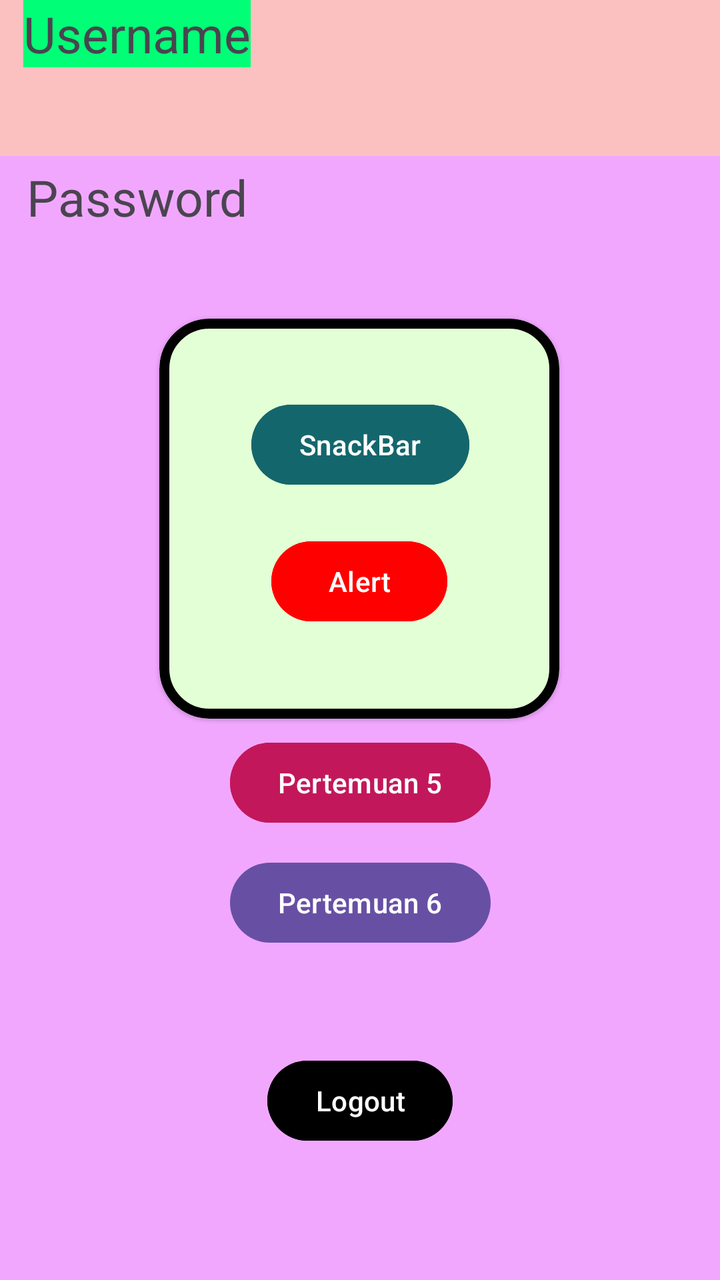
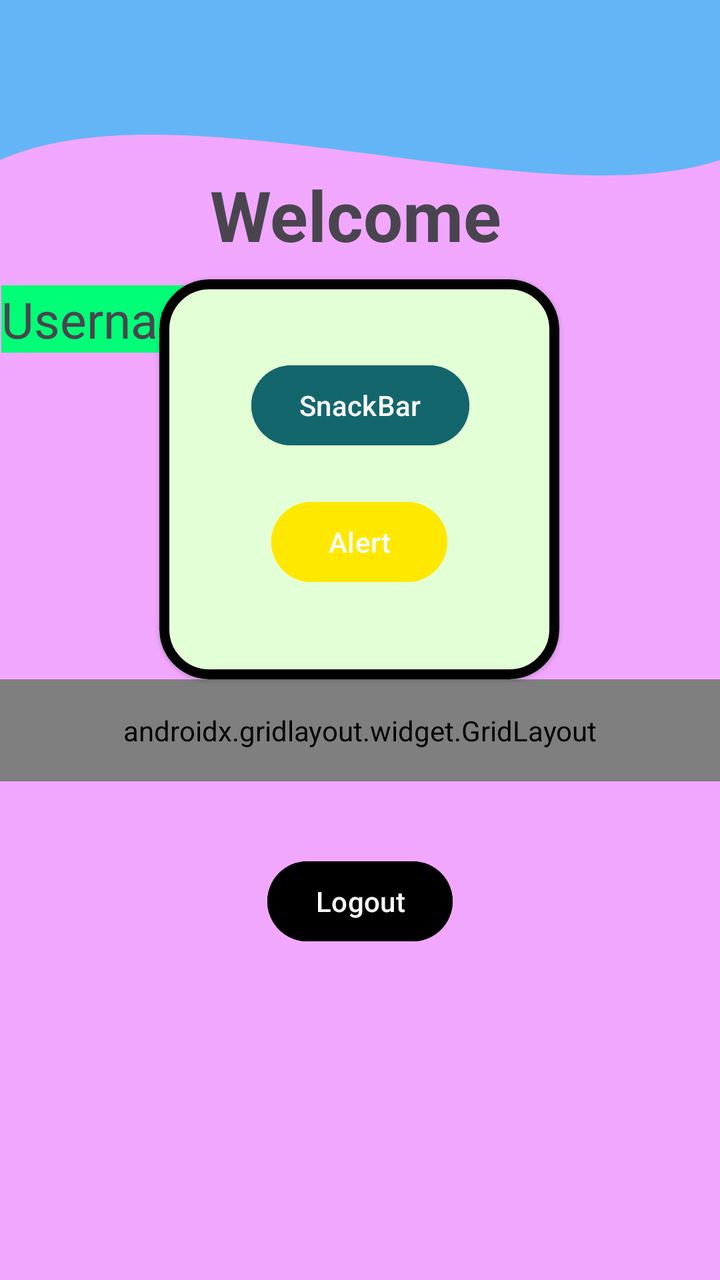

Two renders of the same Android screen: before a commit and after it. Below are the layout's source before the change and the commit's diff.
<!-- AndroidManifest.xml: application theme Theme.Project_Pramana -->
<!-- res/layout/fragment_home.xml -->
<?xml version="1.0" encoding="utf-8"?>
<androidx.constraintlayout.widget.ConstraintLayout xmlns:android="http://schemas.android.com/apk/res/android"
    xmlns:tools="http://schemas.android.com/tools"
    android:layout_width="match_parent"
    android:layout_height="match_parent"
    android:background="#F2A7FF"
    xmlns:app="http://schemas.android.com/apk/res-auto"
    tools:context=".Home.HomeFragment">

    <androidx.appcompat.widget.Toolbar
        android:id="@+id/toolbar"
        android:layout_width="409dp"
        android:layout_height="78dp"
        android:background="#FBC1C1" />

    <TextView
        android:id="@+id/txtUsername"
        android:layout_width="wrap_content"
        android:layout_height="wrap_content"
        android:layout_marginTop="36dp"
        android:background="#00FF77"
        android:text="Username"
        android:textSize="25sp"
        app:layout_constraintEnd_toEndOf="parent"
        app:layout_constraintHorizontal_bias="0.047"
        app:layout_constraintStart_toStartOf="parent"
        app:layout_constraintTop_toBottomOf="@+id/textView2" />

    <TextView
        android:id="@+id/txtPassword"
        android:layout_width="wrap_content"
        android:layout_height="wrap_content"
        android:layout_marginTop="48dp"
        android:text="Password"
        android:textSize="25sp"
        app:layout_constraintBottom_toBottomOf="parent"
        app:layout_constraintEnd_toEndOf="parent"
        app:layout_constraintHorizontal_bias="0.053"
        app:layout_constraintStart_toStartOf="parent"
        app:layout_constraintTop_toBottomOf="@+id/txtUsername"
        app:layout_constraintVertical_bias="0.0" />

    <com.google.android.material.card.MaterialCardView
        android:id="@+id/materialCardView"
        android:layout_width="200dp"
        android:layout_height="200dp"
        android:layout_marginTop="44dp"
        app:cardBackgroundColor="#E3FFD5"
        app:cardCornerRadius="25dp"
        app:cardElevation="1dp"
        app:layout_constraintBottom_toBottomOf="parent"
        app:layout_constraintEnd_toEndOf="parent"
        app:layout_constraintHorizontal_bias="0.497"
        app:layout_constraintStart_toStartOf="parent"
        app:layout_constraintTop_toBottomOf="@+id/txtPassword"
        app:layout_constraintVertical_bias="0.0"
        app:strokeColor="#000000"
        app:strokeWidth="5dp">

        <androidx.constraintlayout.widget.ConstraintLayout
            android:layout_width="match_parent"
            android:layout_height="match_parent"
            android:layout_margin="15dp">

            <Button
                android:id="@+id/btnSnackbar"
                android:layout_width="wrap_content"
                android:layout_height="wrap_content"
                android:layout_marginTop="24dp"
                android:backgroundTint="#14666D"
                android:text="SnackBar"
                app:layout_constraintEnd_toEndOf="parent"
                app:layout_constraintHorizontal_bias="0.508"
                app:layout_constraintStart_toStartOf="parent"
                app:layout_constraintTop_toTopOf="parent" />

            <Button
                android:id="@+id/btnAlert"
                android:layout_width="wrap_content"
                android:layout_height="wrap_content"
                android:backgroundTint="@color/yellow"
                android:text="Alert"
                app:layout_constraintBottom_toBottomOf="parent"
                app:layout_constraintEnd_toEndOf="parent"
                app:layout_constraintStart_toStartOf="parent"
                app:layout_constraintTop_toBottomOf="@+id/btnSnackbar"
                app:layout_constraintVertical_bias="0.407" />

        </androidx.constraintlayout.widget.ConstraintLayout>


    </com.google.android.material.card.MaterialCardView>

    <Button
        android:id="@+id/btnToLima"
        android:layout_width="wrap_content"
        android:layout_height="wrap_content"
        android:layout_marginTop="8dp"
        android:backgroundTint="#C2185B"
        android:text="Pertemuan 5"
        app:layout_constraintEnd_toEndOf="parent"
        app:layout_constraintStart_toStartOf="parent"
        app:layout_constraintTop_toBottomOf="@+id/materialCardView" />

    <Button
        android:id="@+id/btnLogout"
        android:layout_width="wrap_content"
        android:layout_height="wrap_content"
        android:layout_marginBottom="52dp"
        android:backgroundTint="@color/black"
        android:text="Logout"
        app:layout_constraintBottom_toBottomOf="parent"
        app:layout_constraintEnd_toEndOf="parent"
        app:layout_constraintStart_toStartOf="parent"
        app:layout_constraintTop_toBottomOf="@+id/btnP6"
        app:layout_constraintVertical_bias="0.788" />

    <Button
        android:id="@+id/btnP6"
        android:layout_width="wrap_content"
        android:layout_height="wrap_content"
        android:layout_marginTop="12dp"
        android:text="Pertemuan 6"
        app:layout_constraintEnd_toEndOf="parent"
        app:layout_constraintStart_toStartOf="parent"
        app:layout_constraintTop_toBottomOf="@+id/btnToLima" />

</androidx.constraintlayout.widget.ConstraintLayout>
<!-- resources referenced by this layout -->
<resources>
  <color name="black">#FF000000</color>
  <color name="yellow">#FFFF0000</color>
  <style name="Theme.Project_Pramana" parent="Base.Theme.Project_Pramana" />
  <style name="Base.Theme.Project_Pramana" parent="Theme.Material3.DayNight.NoActionBar">
          
          
      </style>
</resources>

<!-- the commit's change to res/layout/fragment_home.xml (unified diff, before → after) -->
@@ -7,44 +7,66 @@
     xmlns:app="http://schemas.android.com/apk/res-auto"
     tools:context=".Home.HomeFragment">
 
+    <View
+        android:id="@+id/background_header"
+        android:layout_width="0dp"
+        android:layout_height="200dp"
+        android:background="@drawable/bg_header_wave"
+        app:layout_constraintStart_toStartOf="parent"
+        app:layout_constraintEnd_toEndOf="parent"
+        app:layout_constraintTop_toTopOf="parent" />
+
     <androidx.appcompat.widget.Toolbar
         android:id="@+id/toolbar"
         android:layout_width="409dp"
         android:layout_height="78dp"
-        android:background="#FBC1C1" />
+        android:background="@android:color/transparent" />
+
+    <TextView
+        android:id="@+id/tvWelcome"
+        android:layout_width="wrap_content"
+        android:layout_height="wrap_content"
+        android:layout_marginTop="84dp"
+        android:text="Welcome"
+        android:textStyle="bold"
+        android:textSize="35sp"
+        app:layout_constraintTop_toBottomOf="@+id/background_header"
+        app:layout_constraintEnd_toEndOf="parent"
+        app:layout_constraintHorizontal_bias="0.491"
+        app:layout_constraintStart_toStartOf="parent"
+        app:layout_constraintTop_toTopOf="parent" />
 
     <TextView
         android:id="@+id/txtUsername"
         android:layout_width="wrap_content"
         android:layout_height="wrap_content"
-        android:layout_marginTop="36dp"
+        android:layout_marginTop="12dp"
         android:background="#00FF77"
         android:text="Username"
         android:textSize="25sp"
         app:layout_constraintEnd_toEndOf="parent"
-        app:layout_constraintHorizontal_bias="0.047"
+        app:layout_constraintHorizontal_bias="0.003"
         app:layout_constraintStart_toStartOf="parent"
-        app:layout_constraintTop_toBottomOf="@+id/textView2" />
+        app:layout_constraintTop_toBottomOf="@+id/tvWelcome" />
 
     <TextView
         android:id="@+id/txtPassword"
-        android:layout_width="wrap_content"
-        android:layout_height="wrap_content"
-        android:layout_marginTop="48dp"
+        android:layout_width="115dp"
+        android:layout_height="38dp"
+        android:layout_marginBottom="500dp"
         android:text="Password"
         android:textSize="25sp"
         app:layout_constraintBottom_toBottomOf="parent"
         app:layout_constraintEnd_toEndOf="parent"
-        app:layout_constraintHorizontal_bias="0.053"
+        app:layout_constraintHorizontal_bias="0.0"
         app:layout_constraintStart_toStartOf="parent"
-        app:layout_constraintTop_toBottomOf="@+id/txtUsername"
-        app:layout_constraintVertical_bias="0.0" />
+        app:layout_constraintTop_toBottomOf="@+id/txtUsername" />
 
     <com.google.android.material.card.MaterialCardView
         android:id="@+id/materialCardView"
         android:layout_width="200dp"
         android:layout_height="200dp"
-        android:layout_marginTop="44dp"
+        android:layout_marginBottom="300dp"
         app:cardBackgroundColor="#E3FFD5"
         app:cardCornerRadius="25dp"
         app:cardElevation="1dp"
@@ -53,7 +75,6 @@
         app:layout_constraintHorizontal_bias="0.497"
         app:layout_constraintStart_toStartOf="parent"
         app:layout_constraintTop_toBottomOf="@+id/txtPassword"
-        app:layout_constraintVertical_bias="0.0"
         app:strokeColor="#000000"
         app:strokeWidth="5dp">
 
@@ -88,41 +109,58 @@
 
         </androidx.constraintlayout.widget.ConstraintLayout>
 
-
     </com.google.android.material.card.MaterialCardView>
-
-    <Button
-        android:id="@+id/btnToLima"
-        android:layout_width="wrap_content"
+    <androidx.gridlayout.widget.GridLayout
+        android:id="@+id/gridMenu"
+        android:layout_width="0dp"
         android:layout_height="wrap_content"
-        android:layout_marginTop="8dp"
-        android:backgroundTint="#C2185B"
-        android:text="Pertemuan 5"
+        android:padding="16dp"
+        app:columnCount="1"
+        app:useDefaultMargins="true"
         app:layout_constraintEnd_toEndOf="parent"
         app:layout_constraintStart_toStartOf="parent"
-        app:layout_constraintTop_toBottomOf="@+id/materialCardView" />
+        app:layout_constraintTop_toBottomOf="@+id/materialCardView">
+
+        <Button
+            android:id="@+id/btnToLima"
+            android:layout_width="wrap_content"
+            android:layout_height="wrap_content"
+            android:backgroundTint="#C2185B"
+            android:text="Pertemuan 5"
+            app:layout_columnWeight="1"
+            app:layout_gravity="fill_horizontal"/>
+
+        <Button
+            android:id="@+id/btnP6"
+            android:layout_width="wrap_content"
+            android:layout_height="wrap_content"
+            android:backgroundTint="#5B49FF"
+            android:text="Pertemuan 6"
+            app:layout_columnWeight="1"
+            app:layout_gravity="fill_horizontal"/>
+
+        <Button
+            android:id="@+id/btnP9"
+            android:layout_width="wrap_content"
+            android:layout_height="wrap_content"
+            android:backgroundTint="#1100FF"
+            android:text="Pertemuan 9"
+            app:layout_columnWeight="1"
+            app:layout_gravity="fill_horizontal"/>
+
+    </androidx.gridlayout.widget.GridLayout>
 
     <Button
         android:id="@+id/btnLogout"
         android:layout_width="wrap_content"
         android:layout_height="wrap_content"
-        android:layout_marginBottom="52dp"
+        android:layout_marginTop="36dp"
         android:backgroundTint="@color/black"
         android:text="Logout"
-        app:layout_constraintBottom_toBottomOf="parent"
+        app:layout_columnWeight="1"
         app:layout_constraintEnd_toEndOf="parent"
         app:layout_constraintStart_toStartOf="parent"
-        app:layout_constraintTop_toBottomOf="@+id/btnP6"
-        app:layout_constraintVertical_bias="0.788" />
-
-    <Button
-        android:id="@+id/btnP6"
-        android:layout_width="wrap_content"
-        android:layout_height="wrap_content"
-        android:layout_marginTop="12dp"
-        android:text="Pertemuan 6"
-        app:layout_constraintEnd_toEndOf="parent"
-        app:layout_constraintStart_toStartOf="parent"
-        app:layout_constraintTop_toBottomOf="@+id/btnToLima" />
+        app:layout_constraintTop_toBottomOf="@+id/gridMenu"
+        app:layout_gravity="fill_horizontal" />
 
 </androidx.constraintlayout.widget.ConstraintLayout>
<!-- resource entries referenced after the edit -->
@@ -1,8 +1,21 @@
 <!-- resources referenced by this layout -->
 <resources>
   <color name="black">#FF000000</color>
-  <color name="yellow">#FFFF0000</color>
+  <color name="yellow">#FFE800</color>
+  <!-- drawable bg_header_wave (drawable) -->
+  <?xml version="1.0" encoding="utf-8"?>
+  <vector xmlns:android="http://schemas.android.com/apk/res/android"
+      android:width="100dp"
+      android:height="100dp"
+      android:viewportWidth="100"
+      android:viewportHeight="100">
+  
+      <path
+          android:fillColor="@color/tutorial_blue"
+          android:pathData="M0,0 L100,0 L100,40 C75,55 25,20 0,40 Z" />
+  </vector>
   <style name="Theme.Project_Pramana" parent="Base.Theme.Project_Pramana" />
+  <color name="tutorial_blue">#64B5F6</color>
   <style name="Base.Theme.Project_Pramana" parent="Theme.Material3.DayNight.NoActionBar">
           
           
